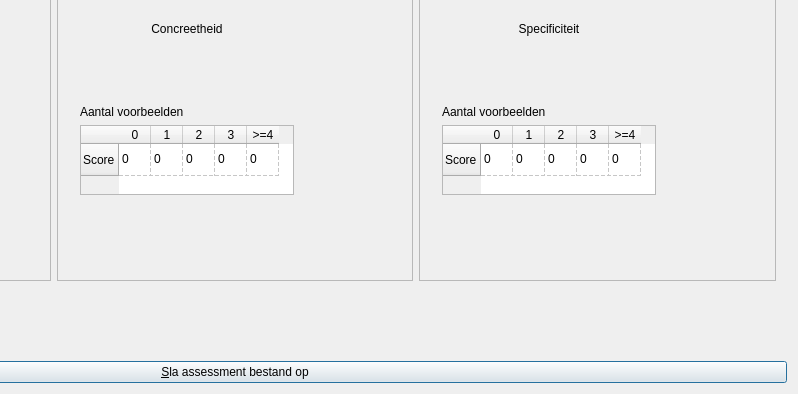
richelbilderbeek/BrainWeaver, file qtbrainweavercreateassessmentdialog.ui: the form before one commit; both pictures show x 328 to 1126 and y 196 to 590 of the 1126 by 590 pixel window.
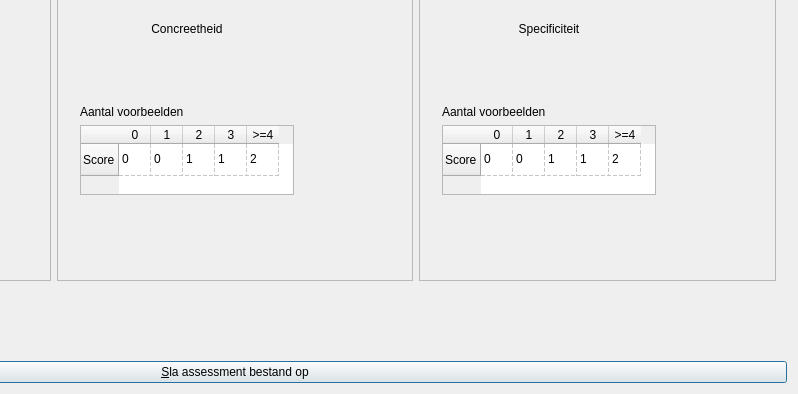
The form after the commit. Icons and pictures are not drawn.

Commit message: Correct values for https://github.com/richelbilderbeek/Brainweaver/issues/144

```diff
--- a/qtbrainweavercreateassessmentdialog.ui
+++ b/qtbrainweavercreateassessmentdialog.ui
@@ -446,17 +446,17 @@
               </item>
               <item row="0" column="2">
                <property name="text">
-                <string>0</string>
+                <string>1</string>
                </property>
               </item>
               <item row="0" column="3">
                <property name="text">
-                <string>0</string>
+                <string>1</string>
                </property>
               </item>
               <item row="0" column="4">
                <property name="text">
-                <string>0</string>
+                <string>2</string>
                </property>
               </item>
              </widget>
@@ -617,17 +617,17 @@
               </item>
               <item row="0" column="2">
                <property name="text">
-                <string>0</string>
+                <string>1</string>
                </property>
               </item>
               <item row="0" column="3">
                <property name="text">
-                <string>0</string>
+                <string>1</string>
                </property>
               </item>
               <item row="0" column="4">
                <property name="text">
-                <string>0</string>
+                <string>2</string>
                </property>
               </item>
              </widget>
```
